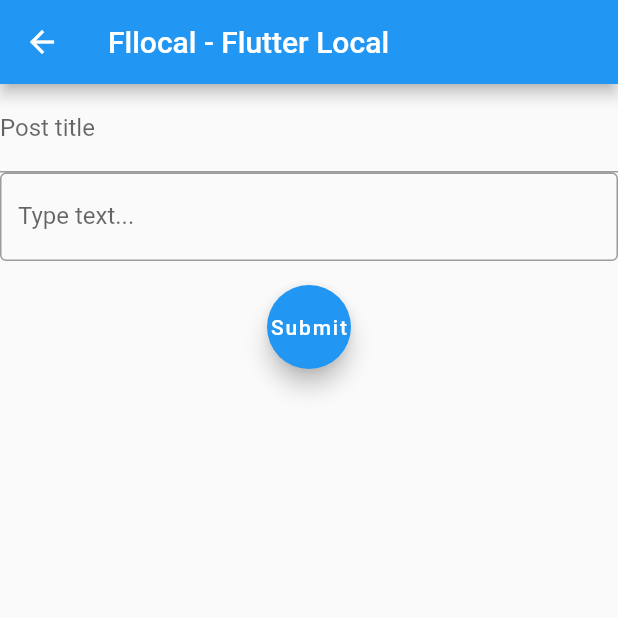
After one commit to code-inflation/fllocal, a Flutter app: the NewPostPage screen opened directly, on a phone screen of 412 x 824 dp, the top half of it. The commit adds this screen. Run offline on Flutter 3.47's test engine with Material 2 defaults, Android fonts, the phone set to English and light mode, and no system bars; our stand-ins replace firebase_auth, google_sign_in; accounts and stored records are empty.

Commit message:
Created new pages: - a start page (empty for the moment, navigation needs to be discussed) - create new post page - post details page
The login process now redirects to the start page.

```diff
--- a/lib/main.dart
+++ b/lib/main.dart
@@ -5,6 +5,8 @@
 import 'package:flutter/material.dart';
 import 'package:scoped_model/scoped_model.dart';
 import 'package:fllocal/pages/login_signup_page.dart';
+import 'package:fllocal/pages/post_page.dart';
+import 'package:fllocal/pages/new_post_page.dart';
 
 import 'models/fllocal_model.dart';
 
--- a/lib/models/fllocal_model.dart
+++ b/lib/models/fllocal_model.dart
@@ -5,4 +5,12 @@ class FllocalModel extends Model {
 
   String title = "Fllocal - Flutter Local";
 
+  List<Post> posts = [];
 }
+class Post {
+  String postTitle;
+  String postMessage;
+  DateTime now;
+  String author;
+  Post(this.postTitle, this.postMessage, this.now, this.author);
+}
--- /dev/null
+++ b/lib/pages/new_post_page.dart
@@ -0,0 +1,95 @@
+import 'package:flutter/material.dart';
+import 'package:scoped_model/scoped_model.dart';
+import 'package:fllocal/models/fllocal_model.dart';
+import 'package:fllocal/pages/post_page.dart';
+
+class NewPostPage extends StatefulWidget {
+  @override
+  State<StatefulWidget> createState() => new _NewPostPageState();
+}
+
+class _NewPostPageState extends State<NewPostPage> {
+  @override
+  Widget build(BuildContext context) {
+    String title = ScopedModel.of<FllocalModel>(context).title;
+
+    return new Scaffold(
+      appBar: new AppBar(
+        title: new Text("$title"),
+      ),
+      body: NewPostForm(),
+    );
+  }
+}
+
+// Create a Form Widget
+class NewPostForm extends StatefulWidget {
+  @override
+  NewPostFormState createState() {
+    return NewPostFormState();
+  }
+}
+class NewPostFormState extends State<NewPostForm> {
+  // Create a global key that will uniquely identify the Form widget and allow
+  // us to validate the form
+  //
+  // Note: This is a GlobalKey<FormState>, not a GlobalKey<MyCustomFormState>!
+  final _newPostKey = GlobalKey<FormState>();
+
+  @override
+  Widget build(BuildContext context) {
+    final postTitle = TextEditingController();
+    final postMessage = TextEditingController();
+
+    return Form(
+        key: _newPostKey,
+        child: Column(
+          children: <Widget>[
+            TextFormField(
+              controller: postTitle,
+              decoration: InputDecoration(
+                labelText: 'Post title',
+              ),
+            ),
+            TextFormField(
+              controller: postMessage,
+              decoration: InputDecoration(
+                border: OutlineInputBorder(),
+                labelText: 'Type text...',
+              ),
+              validator: (value) {
+                if (value.isEmpty) {
+                  return 'Please some text ..';
+                }
+              },
+            ),
+            Padding(
+              padding: const EdgeInsets.symmetric(vertical: 16.0),
+              child: FloatingActionButton(
+                onPressed: () {
+                  // Validate will return true if the form is valid, or false if
+                  // the form is invalid.
+                  if (_newPostKey.currentState.validate()) {
+                    // If the form is valid, we want to show a Snackbar
+                    Scaffold.of(context)
+                        .showSnackBar(SnackBar(content: Text('Processing Data')));
+                  }
+                  Post post = new Post(postTitle.text, postMessage.text, new DateTime.now(), "todo:author");
+                  ScopedModel.of<FllocalModel>(context).posts.add((post));
+
+                  Navigator.push(
+                    context,
+                    MaterialPageRoute(
+                      builder: (context) => PostPage(post : post),
+
+                    ),
+                  );
+                },
+                child: Text('Submit'),
+              ),
+            ),
+          ],
+        ),
+    );
+  }
+}
--- /dev/null
+++ b/lib/pages/start_page.dart
@@ -0,0 +1,23 @@
+import 'package:flutter/material.dart';
+import 'package:scoped_model/scoped_model.dart';
+import 'package:fllocal/models/fllocal_model.dart';
+
+class StartPage extends StatefulWidget {
+
+  @override
+  State<StatefulWidget> createState() => new _StartPageState();
+}
+
+class _StartPageState extends State<StartPage> {
+  @override
+  Widget build(BuildContext context) {
+    String title = ScopedModel.of<FllocalModel>(context).title;
+
+    return new Scaffold(
+      appBar: new AppBar(
+        title: new Text(title),
+      ),
+      body: new Text("Start page")
+    );
+  }
+}
```
Also changed, not shown: lib/pages/login_signup_page.dart (+10 -2 lines), lib/pages/post_page.dart (added, +68 -0 lines).
